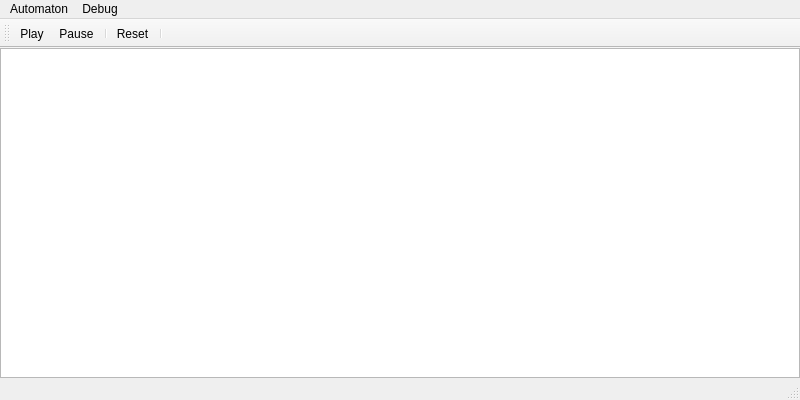
Above: src/mainwindow.ui from ryandancy/cellular-automata before the change. Below: the same form after it.
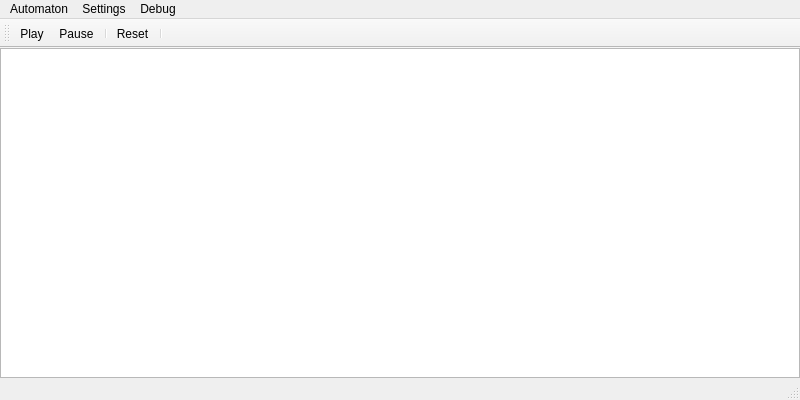
That is the form after the change.

```diff
--- a/src/mainwindow.ui
+++ b/src/mainwindow.ui
@@ -87,7 +87,14 @@
         </property>
         <addaction name="actionShowChunkBoundaries"/>
       </widget>
+      <widget class="QMenu" name="menuSettings">
+        <property name="title">
+          <string>Settings</string>
+        </property>
+        <addaction name="actionChangeRules"/>
+      </widget>
       <addaction name="menuAutomaton"/>
+      <addaction name="menuSettings"/>
       <addaction name="menuDebug"/>
     </widget>
     <widget class="QStatusBar" name="statusBar"/>
```
Left out of the diff: 8 changed lines with no effect on the pictures.
